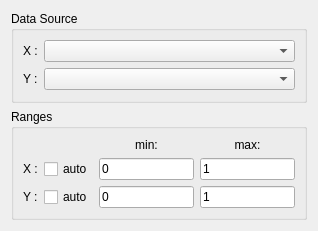
KDE/step, file step/configure_graph.ui: the form before one commit.
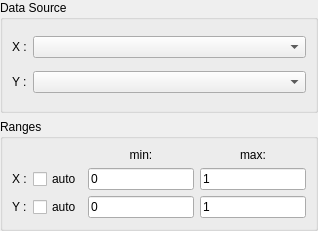
The form after the commit. Custom widgets are drawn as their Qt base class.

Commit message: FEATURE: graph autolimits (on by default).

Diff of the .ui file:
```diff
--- a/step/configure_graph.ui
+++ b/step/configure_graph.ui
@@ -13,6 +13,18 @@
    <string>Form</string>
   </property>
   <layout class="QVBoxLayout" >
+   <property name="leftMargin" >
+    <number>0</number>
+   </property>
+   <property name="topMargin" >
+    <number>0</number>
+   </property>
+   <property name="rightMargin" >
+    <number>0</number>
+   </property>
+   <property name="bottomMargin" >
+    <number>0</number>
+   </property>
    <item>
     <widget class="QGroupBox" name="groupBox" >
      <property name="title" >
```
The commit also changes 4 other files.
